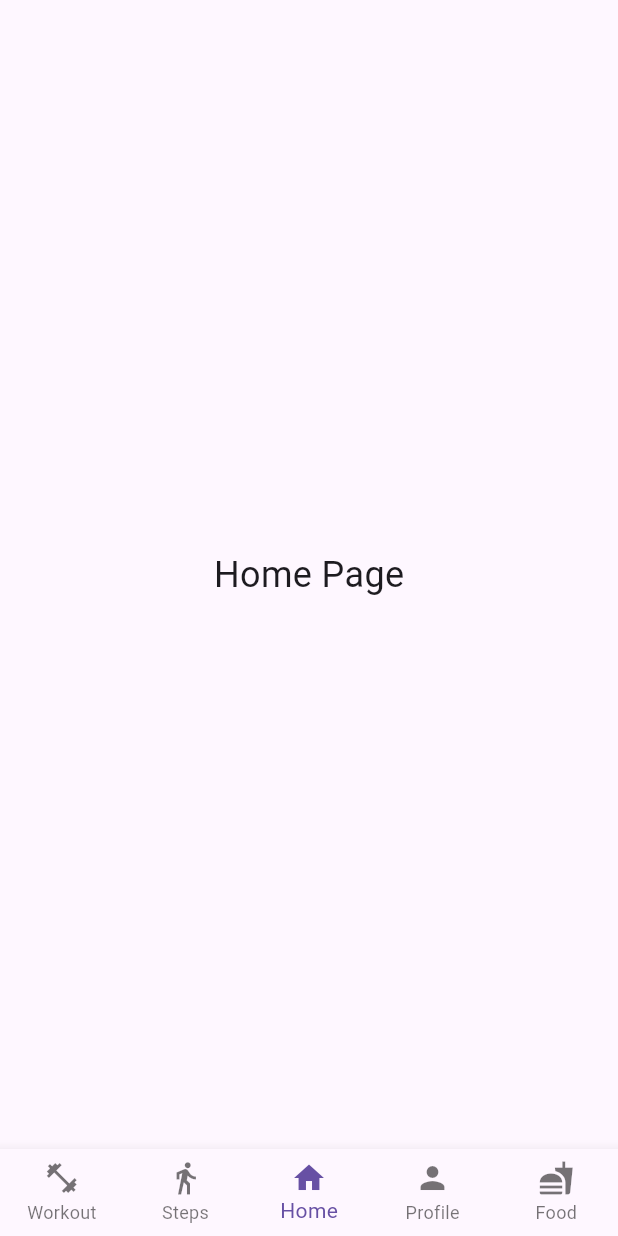
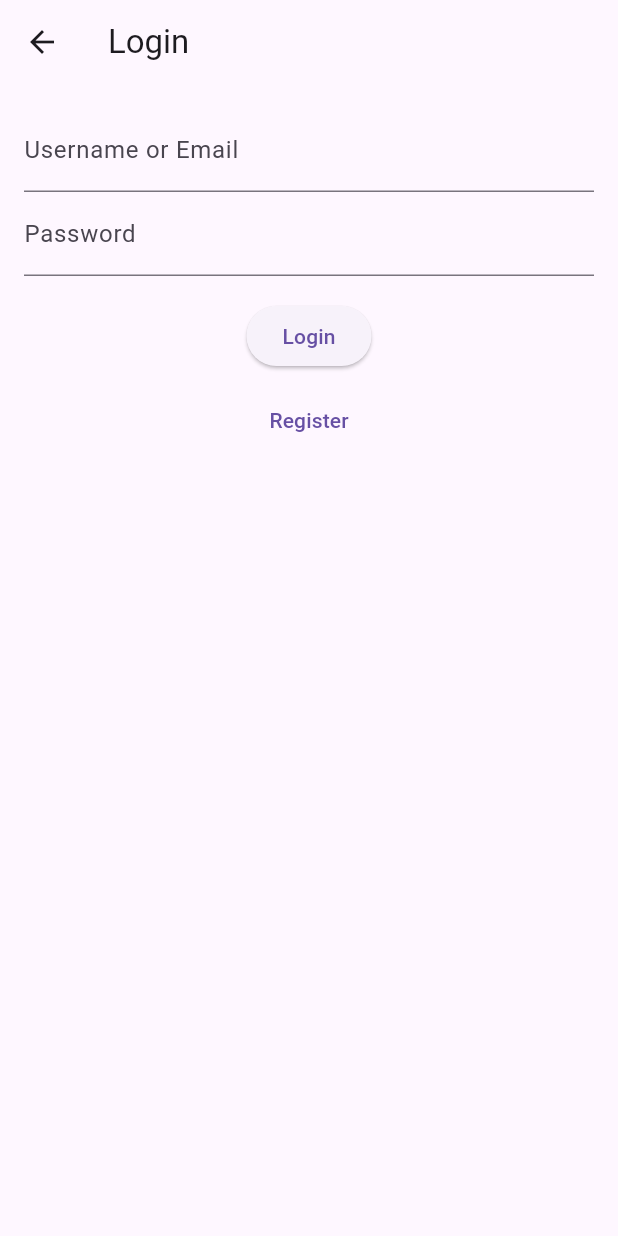
Before and after one commit to hahalex/coofit, a Flutter app: the screen it shows after launch, on a phone screen of 412 x 824 dp. Run offline on Flutter 3.47's test engine with Material 3 defaults, Android fonts, the phone set to English and light mode, and no system bars; our stand-ins replace email_validator, flutter_secure_storage, sqflite; accounts and stored records are empty.

Commit message:
v0.3 auth + db

```diff
--- a/lib/app.dart
+++ b/lib/app.dart
@@ -1,12 +1,17 @@
+// lib/app.dart
 import 'package:flutter/material.dart';
+import 'package:provider/provider.dart';
+
 import 'pages/home_page.dart';
 import 'pages/workout_page.dart';
 import 'pages/step_page.dart';
 import 'pages/profile_page.dart';
 import 'pages/food_page.dart';
+import 'pages/auth/login_page.dart';
+import 'providers/auth_provider.dart';
 
 class MyApp extends StatefulWidget {
-  const MyApp({super.key}); // добавили key по рекомендации Flutter
+  const MyApp({super.key});
 
   @override
   State<MyApp> createState() => _MyAppState();
@@ -22,12 +27,33 @@ class _MyAppState extends State<MyApp> {
     const FoodPage(),
   ];
 
+  // Флаг, чтобы один раз показать страницу логина и не пушить её снова при rebuild
+  bool _loginShown = false;
+
   @override
   Widget build(BuildContext context) {
     return MaterialApp(
       debugShowCheckedModeBanner: false,
       title: 'Fitness Tracker',
-      home: Scaffold(
+      home: Consumer<AuthProvider>(
+        builder: (context, auth, child) {
+          // После первого построения дерева виджетов проверим состояние авторизации
+          // и если пользователь не залогинен — откроем LoginPage.
+          WidgetsBinding.instance.addPostFrameCallback((_) {
+            if (!auth.isLoggedIn && !_loginShown) {
+              _loginShown = true;
+              Navigator.of(
+                context,
+              ).push(MaterialPageRoute(builder: (_) => const LoginPage()));
+            }
+            // Если пользователь залогинился и login был показан ранее, сбрасываем флаг,
+            // чтобы при разлогине можно было снова показать экран логина.
+            if (auth.isLoggedIn && _loginShown) {
+              _loginShown = false;
+            }
+          });
+
+          return Scaffold(
             body: _pages[_selectedIndex],
             bottomNavigationBar: BottomNavigationBar(
               currentIndex: _selectedIndex,
@@ -43,10 +69,18 @@ class _MyAppState extends State<MyApp> {
                   label: 'Steps',
                 ),
                 BottomNavigationBarItem(icon: Icon(Icons.home), label: 'Home'),
-            BottomNavigationBarItem(icon: Icon(Icons.person), label: 'Profile'),
-            BottomNavigationBarItem(icon: Icon(Icons.fastfood), label: 'Food'),
+                BottomNavigationBarItem(
+                  icon: Icon(Icons.person),
+                  label: 'Profile',
+                ),
+                BottomNavigationBarItem(
+                  icon: Icon(Icons.fastfood),
+                  label: 'Food',
+                ),
               ],
             ),
+          );
+        },
       ),
     );
   }
--- a/lib/main.dart
+++ b/lib/main.dart
@@ -1,6 +1,24 @@
+// lib/main.dart
 import 'package:flutter/material.dart';
+import 'package:provider/provider.dart';
 import 'app.dart';
+import 'providers/auth_provider.dart';
+import 'pages/auth/login_page.dart';
 
 void main() {
-  runApp(const MyApp());
+  runApp(
+    ChangeNotifierProvider(
+      create: (_) => AuthProvider()..tryAutoLogin(),
+      child: const MyAppWrapper(),
+    ),
+  );
 }
+
+class MyAppWrapper extends StatelessWidget {
+  const MyAppWrapper({super.key});
+
+  @override
+  Widget build(BuildContext context) {
+    return const MyApp(); // оставляем вашу реализацию MyApp
+  }
+}
--- /dev/null
+++ b/lib/models/user.dart
@@ -0,0 +1,36 @@
+// lib/models/user.dart
+class UserModel {
+  final int? id;
+  final String username;
+  final String email;
+  final String passwordHash; // хэш
+  final String salt;
+  final int createdAt;
+
+  UserModel({
+    this.id,
+    required this.username,
+    required this.email,
+    required this.passwordHash,
+    required this.salt,
+    required this.createdAt,
+  });
+
+  factory UserModel.fromMap(Map<String, dynamic> m) => UserModel(
+    id: m['id'] as int?,
+    username: m['username'] as String,
+    email: m['email'] as String,
+    passwordHash: m['password_hash'] as String,
+    salt: m['salt'] as String,
+    createdAt: m['created_at'] as int,
+  );
+
+  Map<String, dynamic> toMap() => {
+    'id': id,
+    'username': username,
+    'email': email,
+    'password_hash': passwordHash,
+    'salt': salt,
+    'created_at': createdAt,
+  };
+}
--- a/lib/pages/auth/login_page.dart
+++ b/lib/pages/auth/login_page.dart
@@ -0,0 +1,100 @@
+// lib/pages/auth/login_page.dart
+import 'package:flutter/material.dart';
+import 'package:provider/provider.dart';
+import '../../providers/auth_provider.dart';
+import 'register_page.dart';
+
+class LoginPage extends StatefulWidget {
+  const LoginPage({super.key});
+  @override
+  State<LoginPage> createState() => _LoginPageState();
+}
+
+class _LoginPageState extends State<LoginPage> {
+  final _formKey = GlobalKey<FormState>();
+  final _idCtl = TextEditingController();
+  final _passwordCtl = TextEditingController();
+  String? _error;
+  bool _loading = false;
+
+  Future<void> _submit() async {
+    setState(() => _error = null);
+    if (!_formKey.currentState!.validate()) return;
+    setState(() => _loading = true);
+    try {
+      await Provider.of<AuthProvider>(
+        context,
+        listen: false,
+      ).login(_idCtl.text.trim(), _passwordCtl.text);
+      // After login — go to main app. As your app uses MyApp with BottomNavigationBar,
+      // simply pop login route or navigate to root. Here we replace to root.
+      Navigator.of(context).popUntil((route) => route.isFirst);
+    } catch (e) {
+      setState(() => _error = e.toString());
+    } finally {
+      setState(() => _loading = false);
+    }
+  }
+
+  @override
+  void dispose() {
+    _idCtl.dispose();
+    _passwordCtl.dispose();
+    super.dispose();
+  }
+
+  @override
+  Widget build(BuildContext context) {
+    return Scaffold(
+      appBar: AppBar(title: const Text('Login')),
+      body: Padding(
+        padding: const EdgeInsets.all(16.0),
+        child: Column(
+          children: [
+            if (_error != null) ...[
+              Text(_error!, style: const TextStyle(color: Colors.red)),
+              const SizedBox(height: 8),
+            ],
+            Form(
+              key: _formKey,
+              child: Column(
+                children: [
+                  TextFormField(
+                    controller: _idCtl,
+                    decoration: const InputDecoration(
+                      labelText: 'Username or Email',
+                    ),
+                    validator: (v) => (v == null || v.trim().isEmpty)
+                        ? 'Введите username или email'
+                        : null,
+                  ),
+                  TextFormField(
+                    controller: _passwordCtl,
+                    decoration: const InputDecoration(labelText: 'Password'),
+                    obscureText: true,
+                    validator: (v) =>
+                        (v == null || v.isEmpty) ? 'Введите пароль' : null,
+                  ),
+                  const SizedBox(height: 16),
+                  _loading
+                      ? const CircularProgressIndicator()
+                      : ElevatedButton(
+                          onPressed: _submit,
+                          child: const Text('Login'),
+                        ),
+                  const SizedBox(height: 8),
+                  TextButton(
+                    onPressed: () => Navigator.of(context).push(
+                      MaterialPageRoute(builder: (_) => const RegisterPage()),
+                    ),
+                    child: const Text('Register'),
+                  ),
+                ],
+              ),
+            ),
+          ],
+        ),
+      ),
+    );
+  }
+}
--- /dev/null
+++ b/lib/providers/auth_provider.dart
@@ -0,0 +1,54 @@
+// lib/providers/auth_provider.dart
+import 'package:flutter/material.dart';
+import '../models/user.dart';
+import '../services/auth_service.dart';
+import '../services/session_service.dart';
+import '../services/db_service.dart';
+
+class AuthProvider with ChangeNotifier {
+  UserModel? _user;
+  final AuthService _auth = AuthService();
+  final SessionService _session = SessionService();
+  final DBService _db = DBService();
+
+  UserModel? get user => _user;
+  bool get isLoggedIn => _user != null;
+
+  Future<void> tryAutoLogin() async {
+    final id = await _session.getUserId();
+    if (id != null) {
+      final map = await _db.getUserById(id);
+      if (map != null) {
+        _user = UserModel.fromMap(map);
+        notifyListeners();
+      }
+    }
+  }
+
+  Future<void> register(String username, String email, String password) async {
+    final newUser = await _auth.register(
+      username: username,
+      email: email,
+      password: password,
+    );
+    _user = newUser;
+    await _session.saveUserId(newUser.id!);
+    notifyListeners();
+  }
+
+  Future<void> login(String usernameOrEmail, String password) async {
+    final found = await _auth.login(
+      usernameOrEmail: usernameOrEmail,
+      password: password,
+    );
+    _user = found;
+    await _session.saveUserId(found.id!);
+    notifyListeners();
+  }
+
+  Future<void> logout() async {
+    _user = null;
+    await _session.clear();
+    notifyListeners();
+  }
+}
--- a/lib/services/auth_service.dart
+++ b/lib/services/auth_service.dart
@@ -0,0 +1,137 @@
+// lib/services/auth_service.dart
+import 'dart:convert';
+import 'dart:math';
+import 'package:crypto/crypto.dart';
+import 'db_service.dart';
+import '../models/user.dart';
+
+class AuthService {
+  final DBService _db = DBService();
+
+  // generate salt
+  String _generateSalt([int length = 16]) {
+    final r = Random.secure();
+    final bytes = List<int>.generate(length, (_) => r.nextInt(256));
+    return base64Url.encode(bytes);
+  }
+
+  // PBKDF2 with HMAC-SHA256
+  String _hashPassword(
+    String password,
+    String salt, {
+    int iterations = 100000,
+    int bits = 32,
+  }) {
+    final pass = utf8.encode(password);
+    final saltBytes = utf8.encode(salt);
+    final pbkdf2 = Pbkdf2(
+      hashAlgorithm: sha256,
+      iterations: iterations,
+      bits: bits * 8,
+    );
+    final key = pbkdf2.process(pass, saltBytes);
+    return base64Url.encode(key);
+  }
+
+  Future<UserModel> register({
+    required String username,
+    required String email,
+    required String password,
+  }) async {
+    // basic frontend checks should be done in UI; here we'll also enforce
+    if (username.trim().isEmpty) throw Exception('username required');
+    if (email.trim().isEmpty) throw Exception('email required');
+    if (password.isEmpty) throw Exception('password required');
+
+    // unique checks
+    final byUser = await _db.getUserByUsername(username);
+    if (byUser != null) throw Exception('username_taken');
+
+    final byEmail = await _db.getUserByEmail(email);
+    if (byEmail != null) throw Exception('email_taken');
+
+    final salt = _generateSalt();
+    final passwordHash = _hashPassword(password, salt);
+
+    final now = DateTime.now().millisecondsSinceEpoch;
+    final id = await _db.insertUser({
+      'username': username,
+      'email': email,
+      'password_hash': passwordHash,
+      'salt': salt,
+      'created_at': now,
+    });
+
+    // create default profile
+    await _db.createProfile(id);
+
+    final userMap = await _db.getUserById(id);
+    return UserModel.fromMap(userMap!);
+  }
+
+  Future<UserModel> login({
+    required String usernameOrEmail,
+    required String password,
+  }) async {
+    Map<String, dynamic>? userMap;
+
+    if (usernameOrEmail.contains('@')) {
+      userMap = await _db.getUserByEmail(usernameOrEmail);
+    } else {
+      userMap = await _db.getUserByUsername(usernameOrEmail);
+    }
+
+    if (userMap == null) throw Exception('user_not_found');
+
+    final salt = userMap['salt'] as String;
+    final storedHash = userMap['password_hash'] as String;
+    final attemptHash = _hashPassword(password, salt);
+
+    if (attemptHash != storedHash) throw Exception('invalid_credentials');
+
+    return UserModel.fromMap(userMap);
+  }
+}
+
+// Simple PBKDF2 implementation helper using package `crypto`
+// The `Pbkdf2` class is not part of `crypto` top-level API; implement a small helper:
+class Pbkdf2 {
+  final Hash hashAlgorithm;
+  final int iterations;
+  final int bits;
+
+  Pbkdf2({
+    required this.hashAlgorithm,
+    required this.iterations,
+    required this.bits,
+  });
+
+  List<int> _hmac(List<int> key, List<int> data) {
+    final hmac = Hmac(hashAlgorithm, key);
+    return hmac.convert(data).bytes;
+  }
+
+  List<int> process(List<int> password, List<int> salt) {
+    final blockCount = (bits / (hashAlgorithm.convert([]).bytes.length * 8))
+        .ceil();
+    final bytesPerBlock = hashAlgorithm.convert([]).bytes.length;
+    var derived = <int>[];
+
+    for (var blockIndex = 1; blockIndex <= blockCount; blockIndex++) {
+      final blockIndexBytes = _int32(blockIndex);
+      var u = _hmac(password, [...salt, ...blockIndexBytes]);
+      var t = List<int>.from(u);
+      for (var i = 1; i < iterations; i++) {
+        u = _hmac(password, u);
+        for (var j = 0; j < t.length; j++) t[j] ^= u[j];
+      }
+      derived.addAll(t);
+    }
+
+    return derived.sublist(0, bits ~/ 8);
+  }
+
+  List<int> _int32(int i) {
+    return [(i >> 24) & 0xff, (i >> 16) & 0xff, (i >> 8) & 0xff, i & 0xff];
+  }
+}
--- /dev/null
+++ b/lib/services/session_service.dart
@@ -0,0 +1,25 @@
+// lib/services/session_service.dart
+import 'package:flutter_secure_storage/flutter_secure_storage.dart';
+
+class SessionService {
+  static final SessionService _instance = SessionService._internal();
+  factory SessionService() => _instance;
+  SessionService._internal();
+
+  final FlutterSecureStorage _storage = const FlutterSecureStorage();
+  static const _keyUserId = 'current_user_id';
+
+  Future<void> saveUserId(int id) async {
+    await _storage.write(key: _keyUserId, value: id.toString());
+  }
+
+  Future<int?> getUserId() async {
+    final v = await _storage.read(key: _keyUserId);
+    if (v == null) return null;
+    return int.tryParse(v);
+  }
+
+  Future<void> clear() async {
+    await _storage.delete(key: _keyUserId);
+  }
+}
```
Also changed, not shown: lib/pages/auth/register_page.dart (+104 -0 lines), lib/services/db_service.dart (added, +138 -0 lines), pubspec.yaml (+10 -0 lines), lib/models/exercise_model.dart (deleted), lib/models/user_model.dart (deleted), lib/models/workout_model.dart (deleted), lib/navigation/bottom_nav.dart (deleted), lib/services/notification_service.dart (deleted), lib/services/workout_service.dart (deleted), lib/widgets/exercise_tile.dart (deleted), lib/widgets/workout_card.dart (deleted), pubspec.lock, 5 other files. Lines whose indentation alone changed are shown as unchanged.
